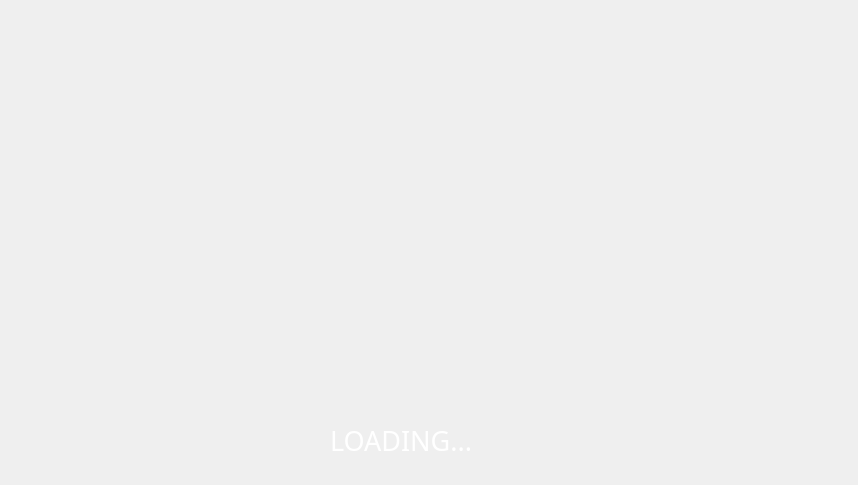
Above: UI/Loading.ui from Tang1705/Happy-Reconstruction before the change. Below: the same form after it.
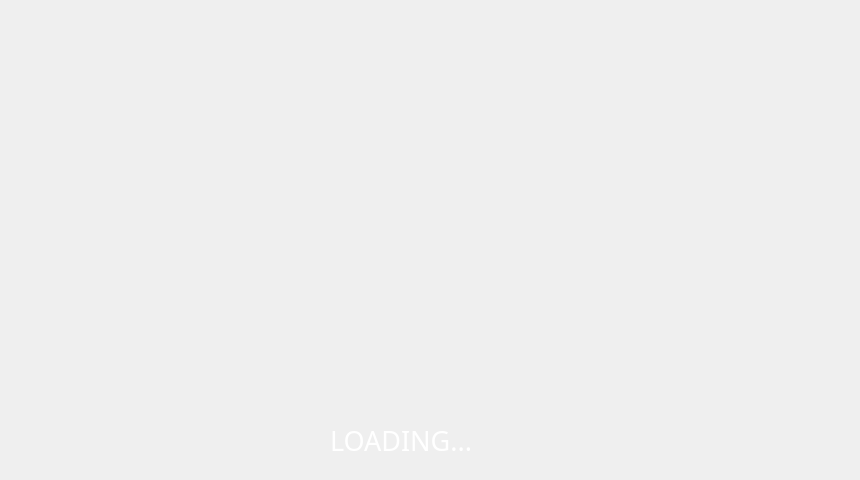
That is the form after the change.

Commit message: ui 0.12 点云颜色修改功能完成，help界面更新，loading界面去边框

Patch:
```diff
--- a/UI/Loading.ui
+++ b/UI/Loading.ui
@@ -6,10 +6,28 @@
    <rect>
     <x>0</x>
     <y>0</y>
-    <width>858</width>
-    <height>485</height>
+    <width>860</width>
+    <height>480</height>
    </rect>
   </property>
+  <property name="sizePolicy">
+   <sizepolicy hsizetype="Fixed" vsizetype="Fixed">
+    <horstretch>0</horstretch>
+    <verstretch>0</verstretch>
+   </sizepolicy>
+  </property>
+  <property name="minimumSize">
+   <size>
+    <width>860</width>
+    <height>480</height>
+   </size>
+  </property>
+  <property name="maximumSize">
+   <size>
+    <width>860</width>
+    <height>480</height>
+   </size>
+  </property>
   <property name="windowTitle">
    <string>Loading</string>
   </property>
```
The commit also changes 7 other files.
